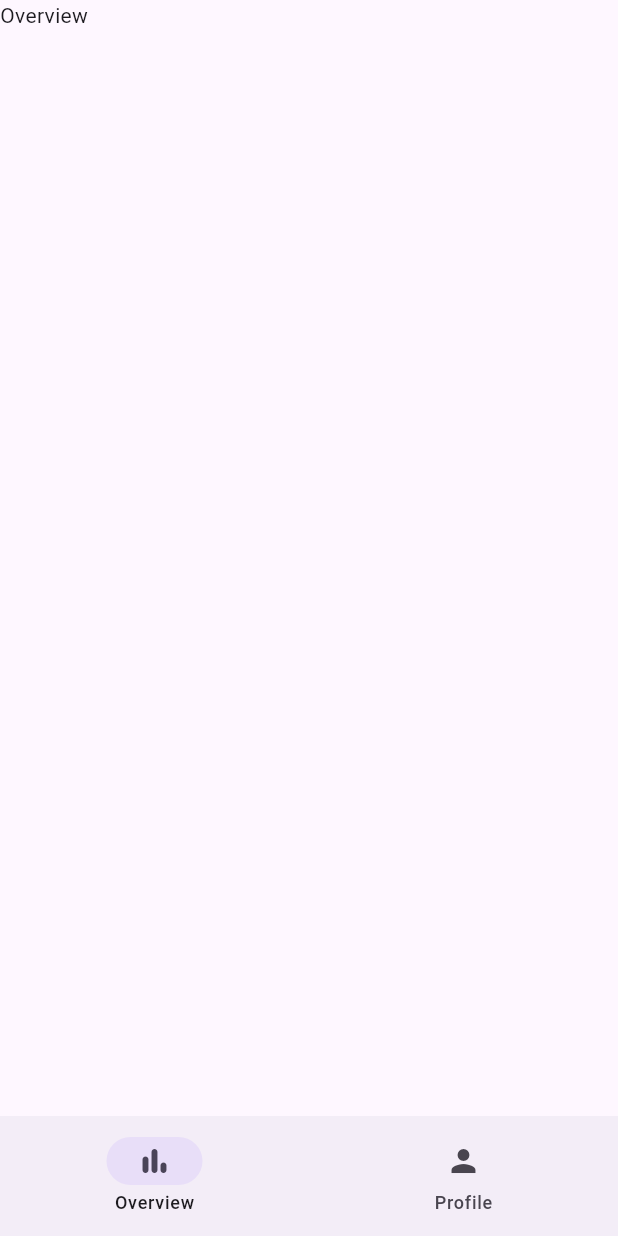
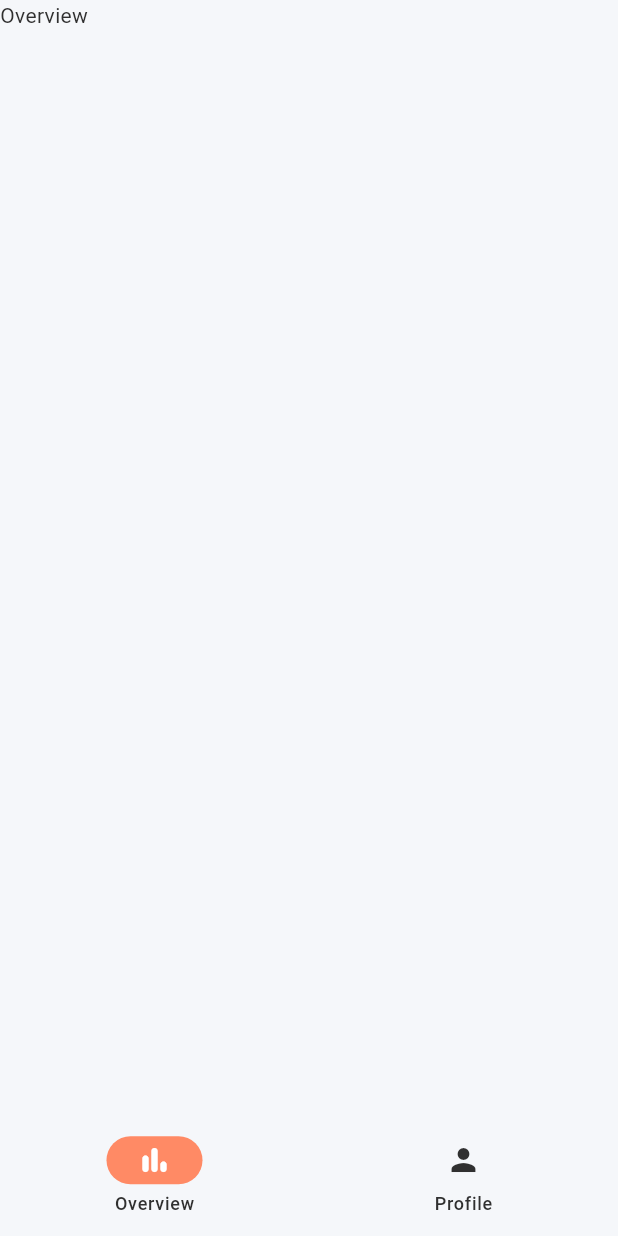
Before and after one commit to MartinKanera/nutrition_tracker, a Flutter app: the screen it shows after launch, on a phone screen of 412 x 824 dp. Run offline on Flutter 3.47's test engine with Material 3 defaults, Android fonts, the phone set to English and light mode, and no system bars; our stand-ins replace bloc, go_router; generated files the repository leaves out were written again.

Commit message:
feat: create UI package with theme and Poppins font

```diff
--- a/lib/app/view/app_view.dart
+++ b/lib/app/view/app_view.dart
@@ -1,4 +1,5 @@
 import 'package:flutter/material.dart';
+import 'package:nt_ui/nt_ui.dart';
 import 'package:nutrition_tracker/app_router/routes.dart';
 import 'package:nutrition_tracker/l10n/l10n.dart';
 
@@ -8,8 +9,7 @@ class AppView extends StatelessWidget {
   @override
   Widget build(BuildContext context) {
     return MaterialApp.router(
-      // TODO
-      // theme:,
+      theme: const NtTheme().themeData,
       localizationsDelegates: AppLocalizations.localizationsDelegates,
       supportedLocales: AppLocalizations.supportedLocales,
       routerConfig: router,
--- /dev/null
+++ b/packages/nt_ui/lib/nt_ui.dart
@@ -0,0 +1,4 @@
+/// A Very Good Project created by Very Good CLI.
+library;
+
+export 'src/theme/theme.dart';
--- /dev/null
+++ b/packages/nt_ui/lib/src/theme/nt_theme.dart
@@ -0,0 +1,194 @@
+import 'package:flutter/material.dart';
+
+class NtTheme {
+  const NtTheme();
+
+  ThemeData get themeData {
+    return ThemeData(
+      useMaterial3: true,
+      colorScheme: _colorScheme,
+      scaffoldBackgroundColor: _colorScheme.surface,
+      textTheme: _textTheme,
+      cardTheme: _cardTheme,
+      elevatedButtonTheme: _elevatedButtonThemeData,
+      inputDecorationTheme: _inputDecorationTheme,
+    );
+  }
+
+  ColorScheme get _colorScheme {
+    return const ColorScheme(
+      primary: Color(0xFF26A69A),
+      onPrimary: Colors.white,
+      secondary: Color(0xFFFF8A65),
+      onSecondary: Colors.white,
+      tertiary: Color(0xFF9575CD),
+      onTertiary: Colors.white,
+      surface: Color(0xFFF5F7FA),
+      onSurface: Color(0xFF303030),
+      error: Color(0xFFE57373),
+      onError: Colors.white,
+      brightness: Brightness.light,
+      surfaceContainerHighest: Color(0xFFEEF2F6),
+      outline: Color(0xFFBDBDBD),
+      outlineVariant: Color(0xFFE0E0E0),
+      shadow: Color(0x29000000),
+    );
+  }
+
+  TextTheme get _textTheme {
+    // Main font style for the app
+    // Sans-serif font style (Poppins) for body text and smaller titles
+    const sansSerifStyle = TextStyle(
+      package: 'nt_ui',
+      fontFamily: 'Poppins',
+      fontWeight: FontWeight.w400,
+    );
+
+    return TextTheme(
+      // Large titles
+      displayLarge: sansSerifStyle.copyWith(
+        fontSize: 32,
+        fontWeight: FontWeight.w700,
+        letterSpacing: -0.5,
+        height: 1.2,
+        color: _colorScheme.onSurface,
+      ),
+      displayMedium: sansSerifStyle.copyWith(
+        fontSize: 28,
+        fontWeight: FontWeight.w700,
+        letterSpacing: -0.25,
+        height: 1.2,
+        color: _colorScheme.onSurface,
+      ),
+      displaySmall: sansSerifStyle.copyWith(
+        fontSize: 24,
+        fontWeight: FontWeight.w700,
+        height: 1.2,
+        color: _colorScheme.onSurface,
+      ),
+
+      // Headings
+      headlineLarge: sansSerifStyle.copyWith(
+        fontSize: 22,
+        fontWeight: FontWeight.w600,
+        height: 1.3,
+        color: _colorScheme.onSurface,
+      ),
+      headlineMedium: sansSerifStyle.copyWith(
+        fontSize: 20,
+        fontWeight: FontWeight.w600,
+        height: 1.3,
+        color: _colorScheme.onSurface,
+      ),
+      headlineSmall: sansSerifStyle.copyWith(
+        fontSize: 18,
+        fontWeight: FontWeight.w600,
+        height: 1.3,
+        color: _colorScheme.onSurface,
+      ),
+
+      // Titles
+      titleLarge: sansSerifStyle.copyWith(
+        fontSize: 18,
+        fontWeight: FontWeight.w500,
+        height: 1.4,
+        color: _colorScheme.onSurface,
+      ),
+      titleMedium: sansSerifStyle.copyWith(
+        fontSize: 16,
+        fontWeight: FontWeight.w500,
+        height: 1.4,
+        letterSpacing: 0.15,
+        color: _colorScheme.onSurface,
+      ),
+      titleSmall: sansSerifStyle.copyWith(
+        fontSize: 14,
+        fontWeight: FontWeight.w500,
+        height: 1.4,
+        letterSpacing: 0.1,
+        color: _colorScheme.onSurface,
+      ),
+
+      // Body text
+      bodyLarge: sansSerifStyle.copyWith(
+        fontSize: 16,
+        height: 1.5,
+        letterSpacing: 0.15,
+        color: _colorScheme.onSurface,
+      ),
+      bodyMedium: sansSerifStyle.copyWith(
+        fontSize: 14,
+        height: 1.5,
+        letterSpacing: 0.25,
+        color: _colorScheme.onSurface,
+      ),
+      bodySmall: sansSerifStyle.copyWith(
+        fontSize: 12,
+        height: 1.5,
+        letterSpacing: 0.4,
+        color: _colorScheme.onSurfaceVariant,
+      ),
+
+      // Labels
+      labelLarge: sansSerifStyle.copyWith(
+        fontSize: 14,
+        fontWeight: FontWeight.w500,
+        height: 1.4,
+        letterSpacing: 0.1,
+        color: _colorScheme.onSurface,
+      ),
+      labelMedium: sansSerifStyle.copyWith(
+        fontSize: 12,
+        fontWeight: FontWeight.w500,
+        height: 1.4,
+        letterSpacing: 0.5,
+        color: _colorScheme.onSurface,
+      ),
+      labelSmall: sansSerifStyle.copyWith(
+        fontSize: 11,
+        fontWeight: FontWeight.w500,
+        height: 1.4,
+        letterSpacing: 0.5,
+        color: _colorScheme.onSurfaceVariant,
+      ),
+    );
+  }
+
+  CardTheme get _cardTheme {
+    return CardTheme(
+      elevation: 2,
+      shape: RoundedRectangleBorder(borderRadius: BorderRadius.circular(12)),
+      color: _colorScheme.surface,
+    );
+  }
+
+  ElevatedButtonThemeData get _elevatedButtonThemeData {
+    return ElevatedButtonThemeData(
+      style: ElevatedButton.styleFrom(
+        elevation: 2,
+        padding: const EdgeInsets.symmetric(horizontal: 24, vertical: 12),
+        shape: RoundedRectangleBorder(borderRadius: BorderRadius.circular(8)),
+      ),
+    );
+  }
+
+  InputDecorationTheme get _inputDecorationTheme {
+    return InputDecorationTheme(
+      filled: true,
+      fillColor: _colorScheme.surfaceVariant,
+      border: OutlineInputBorder(
+        borderRadius: BorderRadius.circular(8),
+        borderSide: BorderSide.none,
+      ),
+      enabledBorder: OutlineInputBorder(
+        borderRadius: BorderRadius.circular(8),
+        borderSide: BorderSide(color: _colorScheme.outline, width: 1),
+      ),
+      focusedBorder: OutlineInputBorder(
+        borderRadius: BorderRadius.circular(8),
+        borderSide: BorderSide(color: _colorScheme.primary, width: 2),
+      ),
+      contentPadding: const EdgeInsets.symmetric(horizontal: 16, vertical: 14),
+    );
+  }
+}
--- /dev/null
+++ b/packages/nt_ui/lib/src/theme/theme.dart
@@ -0,0 +1 @@
+export 'nt_theme.dart';
--- a/pubspec.yaml
+++ b/pubspec.yaml
@@ -5,6 +5,9 @@ publish_to: none
 
 environment:
   sdk: ^3.5.0
+
+workspace:
+  - packages/nt_ui
 
 dependencies:
   bloc: ^9.0.0
@@ -15,6 +18,7 @@ dependencies:
     sdk: flutter
   go_router: ^15.0.0
   intl: ^0.19.0
+  nt_ui: 0.1.0+1
 
 dev_dependencies:
   bloc_test: ^10.0.0
```
Also changed, not shown: packages/nt_ui/pubspec.yaml (added, +21 -0 lines), packages/nt_ui/assets/fonts/Poppins-Bold.ttf (added), packages/nt_ui/assets/fonts/Poppins-Italic.ttf (added), packages/nt_ui/assets/fonts/Poppins-Regular.ttf (added), pubspec.lock, 1 other file.
